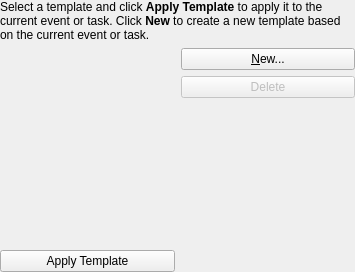
The window that template_management_dialog_base.ui (KDE/korganizer) describes before a commit, drawn with Qt 5.
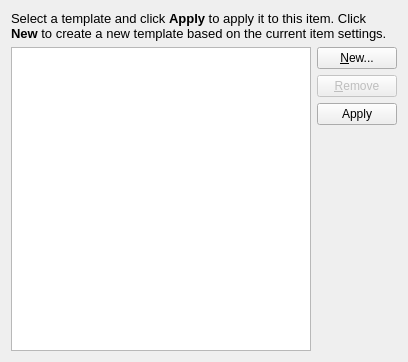
The same window after the commit. Custom widgets are drawn as their Qt base class.

Commit message: Port from Q3ListView to QListWidget. Arrange the layout a little nicer. Full tooltips and whatsthis. Add Help button. Ask for verification if user tries to remove a template. CamelCase headers. Let user know they are creating a template for Event vs. To-do vs. Journal. Give myself copyright.

```diff
--- a/template_management_dialog_base.ui
+++ b/template_management_dialog_base.ui
@@ -3,52 +3,30 @@
  <comment></comment>
  <exportmacro></exportmacro>
  <class>TemplateManagementDialog_base</class>
- <widget class="QWidget" name="TemplateManagementDialog_base" >
-  <property name="geometry" >
+ <widget class="QWidget" name="TemplateManagementDialog_base">
+  <property name="geometry">
    <rect>
     <x>0</x>
     <y>0</y>
-    <width>355</width>
-    <height>272</height>
+    <width>403</width>
+    <height>362</height>
    </rect>
   </property>
   <property name="windowTitle" >
    <string>Template Management</string>
   </property>
-  <layout class="QGridLayout" >
-   <property name="margin" >
-    <number>0</number>
-   </property>
-   <property name="spacing" >
-    <number>6</number>
-   </property>
-   <item rowspan="3" row="1" column="0" >
-    <widget class="K3ListBox" name="m_listBox" />
-   </item>
-   <item row="1" column="1" >
-    <widget class="QPushButton" name="m_buttonAdd" >
-     <property name="text" >
-      <string>&amp;New...</string>
-     </property>
-    </widget>
-   </item>
-   <item row="2" column="1" >
-    <widget class="QPushButton" name="m_buttonDelete" >
-     <property name="enabled" >
-      <bool>false</bool>
-     </property>
-     <property name="text" >
-      <string>Delete</string>
-     </property>
-    </widget>
-   </item>
-   <item row="0" column="0" colspan="2" >
-    <widget class="QLabel" name="m_introLabel" >
-     <property name="frameShape" >
+  <layout class="QGridLayout" name="gridLayout">
+   <item row="0" column="0" colspan="2">
+    <widget class="QLabel" name="m_introLabel">
+     <property name="frameShape">
       <enum>QFrame::NoFrame</enum>
      </property>
-     <property name="text" >
-      <string>Select a template and click &lt;b>Apply Template&lt;/b> to apply it to the current event or task. Click &lt;b>New&lt;/b> to create a new template based on the current event or task.</string>
+     <property name="text">
+      <string>&lt;!DOCTYPE HTML PUBLIC &quot;-//W3C//DTD HTML 4.0//EN&quot; &quot;http://www.w3.org/TR/REC-html40/strict.dtd&quot;&gt;
+&lt;html&gt;&lt;head&gt;&lt;meta name=&quot;qrichtext&quot; content=&quot;1&quot; /&gt;&lt;style type=&quot;text/css&quot;&gt;
+p, li { white-space: pre-wrap; }
+&lt;/style&gt;&lt;/head&gt;&lt;body style=&quot; font-family:'Sans Serif'; font-size:10pt; font-weight:400; font-style:normal;&quot;&gt;
+&lt;p style=&quot; margin-top:0px; margin-bottom:0px; margin-left:0px; margin-right:0px; -qt-block-indent:0; text-indent:0px;&quot;&gt;Select a template and click &lt;span style=&quot; font-weight:600;&quot;&gt;Apply&lt;/span&gt; to apply it to this item. Click &lt;span style=&quot; font-weight:600;&quot;&gt;New&lt;/span&gt; to create a new template based on the current item settings.&lt;/p&gt;&lt;/body&gt;&lt;/html&gt;</string>
      </property>
      <property name="textFormat" >
       <enum>Qt::RichText</enum>
@@ -58,49 +36,95 @@
      </property>
     </widget>
    </item>
-   <item row="4" column="0" >
-    <widget class="QPushButton" name="m_buttonApply" >
-     <property name="text" >
-      <string>Apply Template</string>
+   <item row="1" column="0">
+    <widget class="QListWidget" name="m_listBox">
+     <property name="sizePolicy">
+      <sizepolicy hsizetype="Expanding" vsizetype="Expanding">
+       <horstretch>0</horstretch>
+       <verstretch>0</verstretch>
+      </sizepolicy>
      </property>
-    </widget>
-   </item>
-   <item row="3" column="1" >
-    <spacer>
-     <property name="orientation" >
-      <enum>Qt::Vertical</enum>
-     </property>
-     <property name="sizeType" >
-      <enum>QSizePolicy::Expanding</enum>
-     </property>
-     <property name="sizeHint" >
+     <property name="minimumSize">
       <size>
-       <width>20</width>
-       <height>51</height>
+       <width>300</width>
+       <height>250</height>
       </size>
      </property>
-    </spacer>
+     <property name="toolTip">
+      <string>The list of managed templates</string>
+     </property>
+     <property name="whatsThis">
+      <string>This is a list of all the templates you have currently accessible for creating new calendar items.</string>
+     </property>
+    </widget>
+   </item>
+   <item row="1" column="1">
+    <layout class="QVBoxLayout" name="verticalLayout_2">
+     <item>
+      <layout class="QVBoxLayout" name="verticalLayout">
+       <item>
+        <widget class="QPushButton" name="m_buttonAdd">
+         <property name="toolTip">
+          <string>Create a new template from the current settings</string>
+         </property>
+         <property name="whatsThis">
+          <string>Clicking this button to create a new template. The current settings in the editor will be created a template which you can use to quickly add new items in the future.</string>
+         </property>
+         <property name="text">
+          <string>&amp;New...</string>
+         </property>
+        </widget>
+       </item>
+       <item>
+        <widget class="QPushButton" name="m_buttonRemove">
+         <property name="enabled">
+          <bool>false</bool>
+         </property>
+         <property name="toolTip">
+          <string>Remove the currently selected template</string>
+         </property>
+         <property name="whatsThis">
+          <string>Clicking this button will permanently remove the selected template from your list of managed templates.</string>
+         </property>
+         <property name="text">
+          <string>&amp;Remove</string>
+         </property>
+        </widget>
+       </item>
+       <item>
+        <widget class="QPushButton" name="m_buttonApply">
+         <property name="toolTip">
+          <string>Apply the selected template settings</string>
+         </property>
+         <property name="whatsThis">
+          <string>Clicking this button will apply the settings from the selected template to the item you are currently editing.</string>
+         </property>
+         <property name="text">
+          <string>Apply</string>
+         </property>
+        </widget>
+       </item>
+      </layout>
+     </item>
+     <item>
+      <spacer name="verticalSpacer">
+       <property name="orientation">
+        <enum>Qt::Vertical</enum>
+       </property>
+       <property name="sizeHint" stdset="0">
+        <size>
+         <width>20</width>
+         <height>108</height>
+        </size>
+       </property>
+      </spacer>
+     </item>
+    </layout>
    </item>
   </layout>
  </widget>
- <layoutdefault spacing="6" margin="11" />
+ <layoutdefault spacing="6" margin="11"/>
  <pixmapfunction>qPixmapFromMimeSource</pixmapfunction>
- <customwidgets>
-  <customwidget>
-   <class>Q3ListBox</class>
-   <extends></extends>
-   <header>q3listbox.h</header>
-   <container>0</container>
-   <pixmap></pixmap>
-  </customwidget>
-  <customwidget>
-   <class>K3ListBox</class>
-   <extends>Q3ListBox</extends>
-   <header>k3listbox.h</header>
-   <container>0</container>
-   <pixmap></pixmap>
-  </customwidget>
- </customwidgets>
  <resources/>
  <connections/>
 </ui>
```
Left out of the diff: 12 changed lines with no effect on the pictures. The commit also changes 2 other files.
